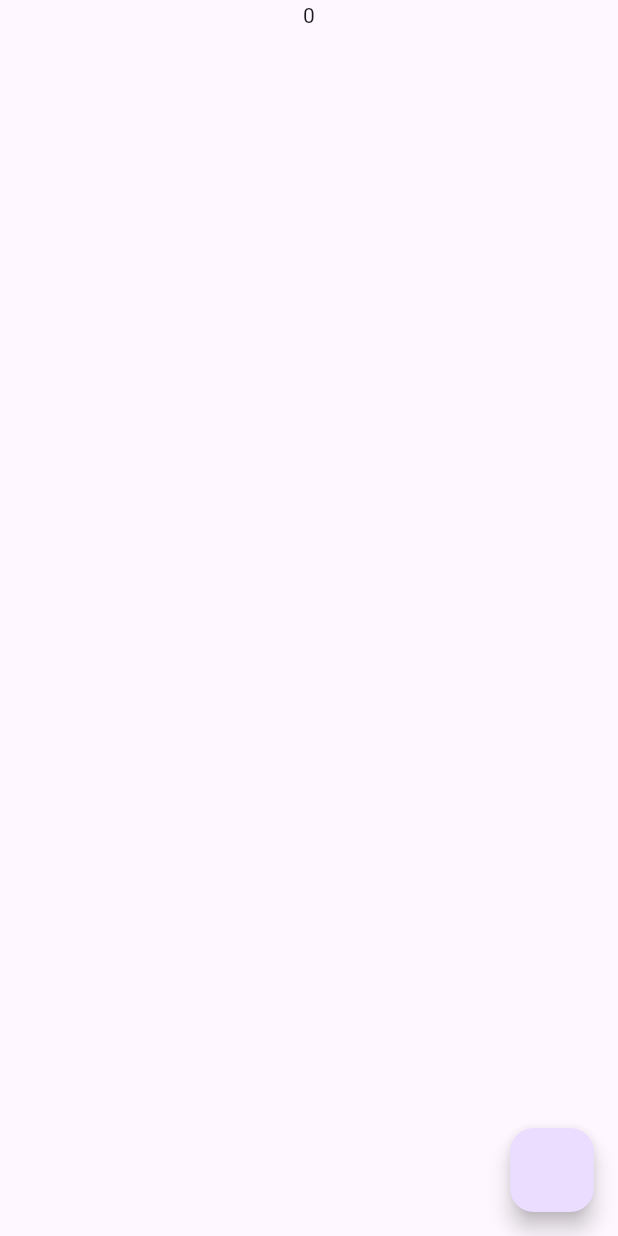
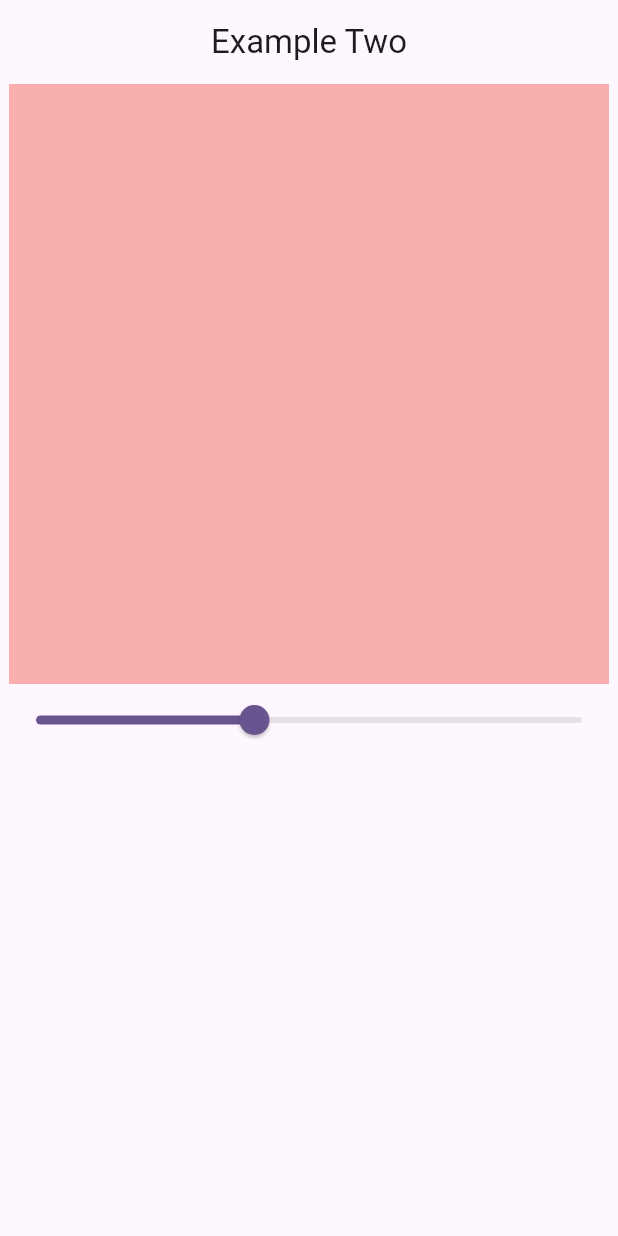
Before and after one commit to Poonamsh06/getx_tut, a Flutter app: the screen it shows after launch, on a phone screen of 412 x 824 dp. Run offline on Flutter 3.47's test engine with Material 3 defaults, Android fonts, the phone set to English and light mode, and no system bars; our stand-ins replace get.

Commit message:
2nd example with getx Statemanagment

```diff
--- /dev/null
+++ b/lib/controller.dart/exampleTwo.dart
@@ -0,0 +1,10 @@
+import 'package:get/get.dart';
+import 'package:get/get_state_manager/get_state_manager.dart';
+
+class OpacityController extends GetxController {
+  RxDouble opacity = 0.4.obs;
+
+  chnageOpacity(double value) {
+    opacity.value = value;
+  }
+}
--- /dev/null
+++ b/lib/example_two.dart
@@ -0,0 +1,51 @@
+import 'package:flutter/material.dart';
+import 'package:get/get.dart';
+import 'package:getx_tut/controller.dart/exampleTwo.dart';
+
+class ExampleTwo extends StatefulWidget {
+  const ExampleTwo({super.key});
+
+  @override
+  State<ExampleTwo> createState() => _ExampleTwoState();
+}
+
+OpacityController opacityCon = Get.put(OpacityController());
+
+// double opacity = .4;
+
+class _ExampleTwoState extends State<ExampleTwo> {
+  @override
+  void initState() {
+    // TODO: implement initState
+    super.initState();
+  }
+
+  @override
+  Widget build(BuildContext context) {
+    return Scaffold(
+      appBar: AppBar(
+        title: Text("Example Two"),
+        centerTitle: true,
+      ),
+      body: Column(
+        children: [
+          Obx(
+            () => Container(
+              height: 400,
+              width: 400,
+              color: Colors.red.withOpacity(opacityCon.opacity.value),
+            ),
+          ),
+          Obx(
+            () => Slider(
+                value: opacityCon.opacity.value,
+                onChanged: (onvalue) {
+                  opacityCon.opacity.value = onvalue;
+                  opacityCon.chnageOpacity(onvalue);
+                }),
+          )
+        ],
+      ),
+    );
+  }
+}
--- a/lib/main.dart
+++ b/lib/main.dart
@@ -1,5 +1,6 @@
 import 'package:flutter/material.dart';
 import 'package:get/get.dart';
+import 'package:getx_tut/example_two.dart';
 import 'package:getx_tut/home.dart';
 import 'package:getx_tut/localization.dart';
 import 'package:getx_tut/services/translation_services.dart';
@@ -23,7 +24,7 @@ class MyApp extends StatelessWidget {
           colorScheme: ColorScheme.fromSeed(seedColor: Colors.deepPurple),
           useMaterial3: true,
         ),
-        home: Home()
+        home: ExampleTwo()
         // LocalizationPage(),
         );
   }
```
